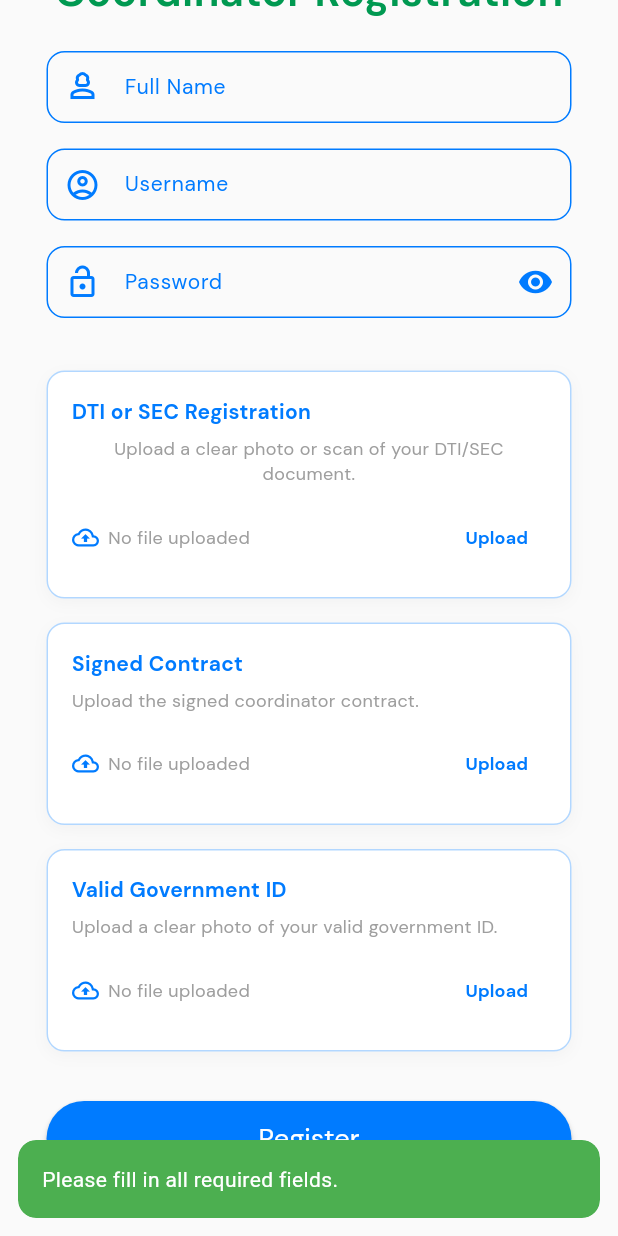
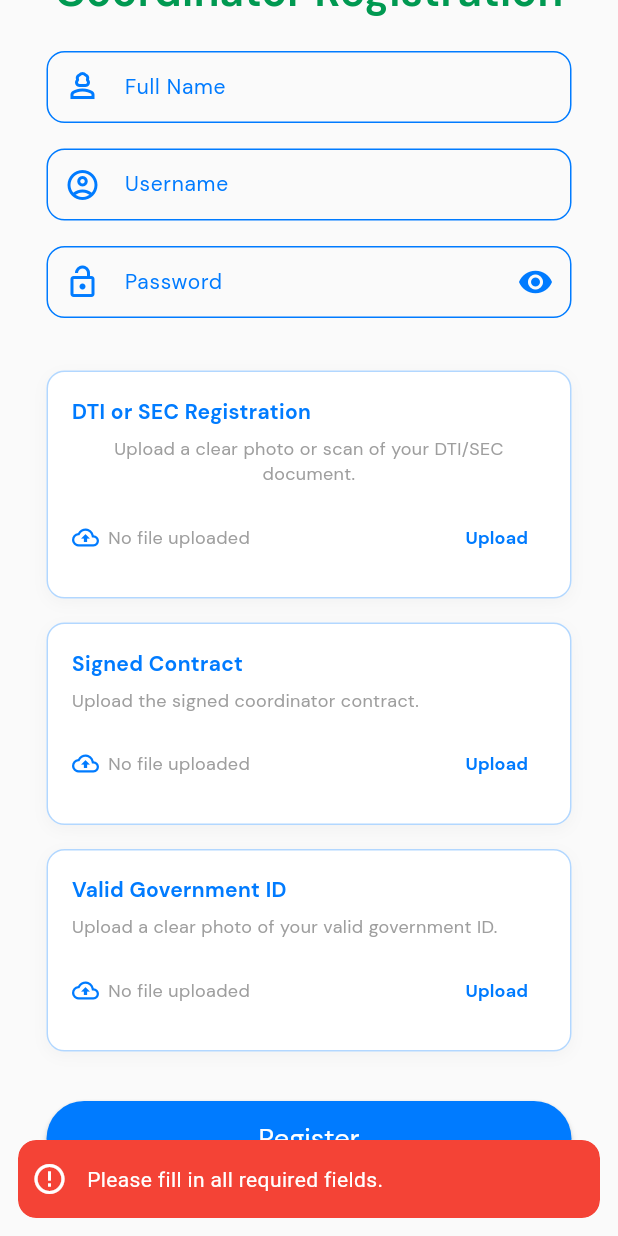
Before and after one commit to lansoyyy/juan_million_coordinator, a Flutter app: the CoordinatorSignupScreen screen opened directly, scrolled down 236 dp, after a tap on "Register", on a phone screen of 412 x 824 dp. Run offline on Flutter 3.47's test engine with Material 3 defaults, Android fonts, the phone set to English and light mode, and no system bars; our stand-ins replace cloud_firestore, file_picker, firebase_auth, firebase_core, firebase_storage, get and 3 more; missing offline and left inert: flutter_barcode_scanner_plus, paymongo_sdk; accounts and stored records are empty.

Commit message:
added fixes

```diff
--- a/lib/screens/coordinator_home.dart
+++ b/lib/screens/coordinator_home.dart
@@ -26,9 +26,9 @@ class _CoordinatorHomeScreenState extends State<CoordinatorHomeScreen> {
         .doc(FirebaseAuth.instance.currentUser!.uid)
         .snapshots();
 
-    return Scaffold(
-      backgroundColor: const Color(0xFFF8F9FA),
-      body: LayoutBuilder(
+    return Container(
+      color: const Color(0xFFF8F9FA),
+      child: LayoutBuilder(
         builder: (context, constraints) {
           bool isWeb = constraints.maxWidth > 800;
           double horizontalPadding = isWeb ? 40.0 : 20.0;
--- a/lib/screens/pages/coordinator_wallet.dart
+++ b/lib/screens/pages/coordinator_wallet.dart
@@ -29,9 +29,9 @@ class _CoordinatorWalletState extends State<CoordinatorWallet> {
         .doc(FirebaseAuth.instance.currentUser!.uid)
         .snapshots();
 
-    return Scaffold(
-      backgroundColor: const Color(0xFFF8F9FA),
-      body: LayoutBuilder(
+    return Container(
+      color: const Color(0xFFF8F9FA),
+      child: LayoutBuilder(
         builder: (context, constraints) {
           bool isWeb = constraints.maxWidth > 800;
           double horizontalPadding = isWeb ? 40.0 : 20.0;
--- a/lib/widgets/toast_widget.dart
+++ b/lib/widgets/toast_widget.dart
@@ -9,10 +9,21 @@ showToast(msg) {
       lower.contains('invalid') ||
       lower.contains('not enough') ||
       lower.contains('error') ||
-      lower.contains('cannot');
+      lower.contains('cannot') ||
+      lower.contains('please') ||
+      lower.contains('wrong') ||
+      lower.contains('does not exist') ||
+      lower.contains('not found');
 
   Get.rawSnackbar(
-    message: message,
+    messageText: Text(
+      message,
+      style: const TextStyle(color: Colors.white),
+    ),
+    icon: Icon(
+      isError ? Icons.error_outline : Icons.check_circle_outline,
+      color: Colors.white,
+    ),
     backgroundColor: isError ? Colors.red : const Color(0xFF4CAF50),
     snackPosition: SnackPosition.BOTTOM,
     margin: const EdgeInsets.all(12),
```
